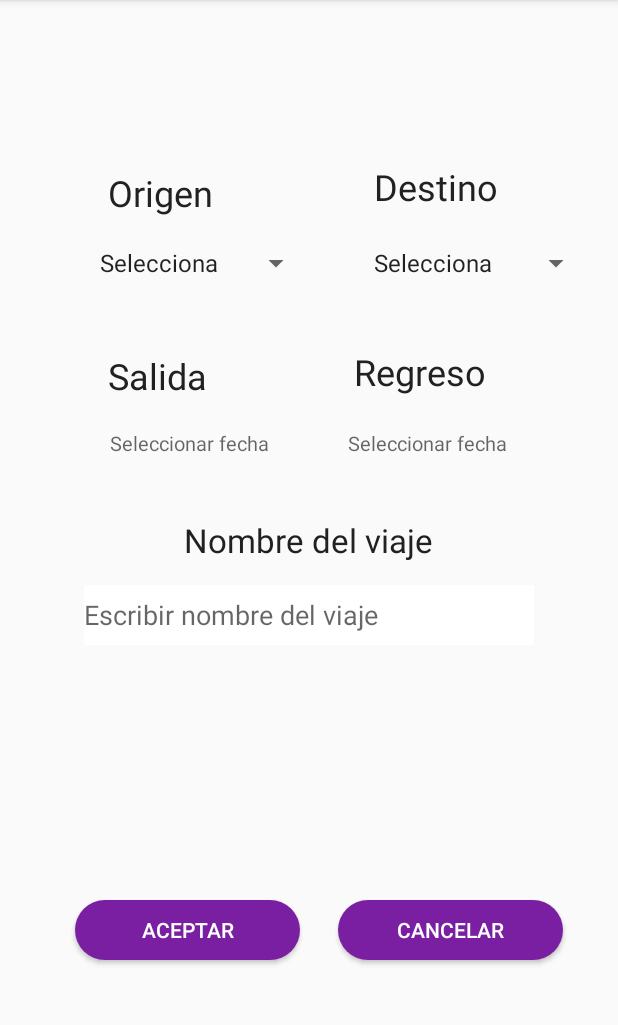
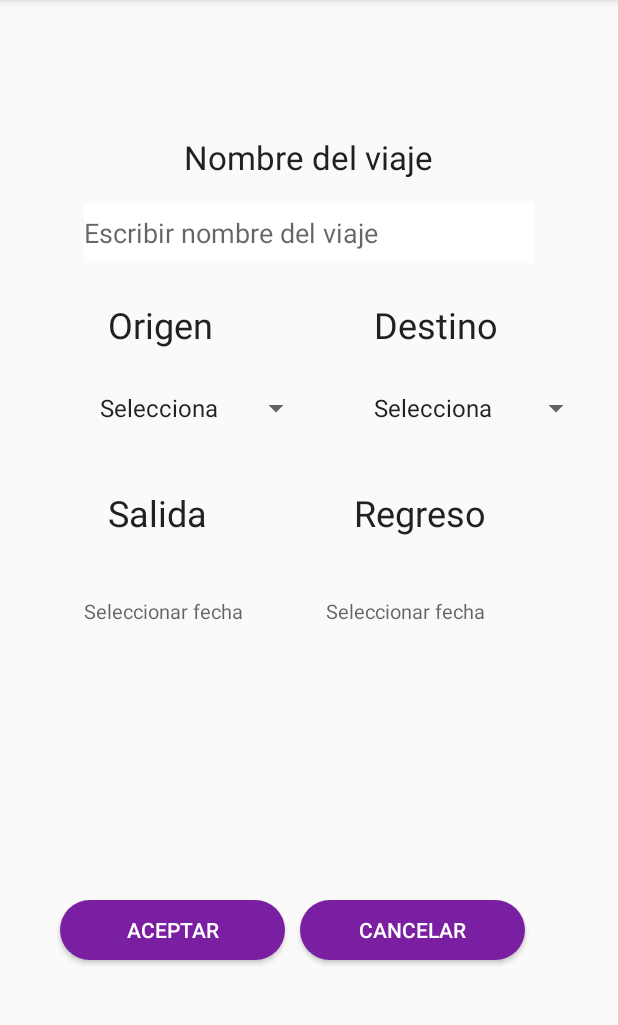
Before and after one commit to ferals26/Travel_Time, an Android app: the screen it shows after launch (MainActivity), on a phone screen of 412 x 824 dp, the part 84-1109 px from its top. Run offline under Robolectric (Android 15) with nearby library versions, the phone set to English and light mode, and no system bars.

Commit message:
modificaciones del diseño

```diff
--- a/app/src/main/res/layout/activity_main.xml
+++ b/app/src/main/res/layout/activity_main.xml
@@ -16,11 +16,11 @@
         android:layout_alignParentLeft="true"
         android:layout_alignParentEnd="true"
         android:layout_alignParentRight="true"
-        android:layout_marginStart="232dp"
-        android:layout_marginLeft="232dp"
-        android:layout_marginTop="19dp"
-        android:layout_marginEnd="41dp"
-        android:layout_marginRight="41dp"
+        android:layout_marginStart="217dp"
+        android:layout_marginLeft="217dp"
+        android:layout_marginTop="40dp"
+        android:layout_marginEnd="56dp"
+        android:layout_marginRight="56dp"
         android:hint="Seleccionar fecha"
         android:textSize="13sp" />
 
@@ -32,7 +32,7 @@
         android:layout_alignParentRight="true"
         android:layout_marginStart="94dp"
         android:layout_marginLeft="94dp"
-        android:layout_marginTop="231dp"
+        android:layout_marginTop="325dp"
         android:layout_marginRight="13dp"
         android:layout_toEndOf="@+id/textView2"
         android:layout_toRightOf="@+id/textView2"
@@ -52,7 +52,7 @@
         android:layout_alignParentTop="true"
         android:layout_marginStart="72dp"
         android:layout_marginLeft="72dp"
-        android:layout_marginTop="234dp"
+        android:layout_marginTop="325dp"
         android:text="Salida"
         android:textColor="@color/texoprimario"
         android:textSize="24sp"
@@ -71,7 +71,7 @@
         android:layout_alignParentRight="true"
         android:layout_marginStart="107dp"
         android:layout_marginLeft="107dp"
-        android:layout_marginTop="108dp"
+        android:layout_marginTop="200dp"
         android:layout_marginRight="-37dp"
         android:layout_toEndOf="@+id/textView2"
         android:layout_toRightOf="@+id/textView2"
@@ -91,7 +91,7 @@
         android:layout_alignParentTop="true"
         android:layout_marginStart="72dp"
         android:layout_marginLeft="31dp"
-        android:layout_marginTop="112dp"
+        android:layout_marginTop="200dp"
         android:text="Origen"
         android:textColor="@color/texoprimario"
         android:textSize="24sp"
@@ -109,7 +109,7 @@
         android:layout_alignParentTop="true"
         android:layout_alignParentEnd="true"
         android:layout_alignParentRight="true"
-        android:layout_marginTop="163dp"
+        android:layout_marginTop="260dp"
         android:layout_marginEnd="204dp"
         android:layout_marginRight="204dp" />
 
@@ -120,7 +120,7 @@
         android:layout_alignParentTop="true"
         android:layout_alignParentEnd="true"
         android:layout_alignParentRight="true"
-        android:layout_marginTop="163dp"
+        android:layout_marginTop="260dp"
         android:layout_marginEnd="17dp"
         android:layout_marginRight="17dp" />
 
@@ -133,11 +133,11 @@
         android:layout_alignParentLeft="true"
         android:layout_alignParentEnd="true"
         android:layout_alignParentRight="true"
-        android:layout_marginStart="73dp"
-        android:layout_marginLeft="73dp"
-        android:layout_marginTop="19dp"
-        android:layout_marginEnd="200dp"
-        android:layout_marginRight="200dp"
+        android:layout_marginStart="56dp"
+        android:layout_marginLeft="56dp"
+        android:layout_marginTop="40dp"
+        android:layout_marginEnd="217dp"
+        android:layout_marginRight="217dp"
         android:hint="Seleccionar fecha"
         android:textSize="13sp" />
 
@@ -147,7 +147,7 @@
         android:layout_height="wrap_content"
         android:text="Nombre del viaje"
         android:layout_centerHorizontal="true"
-        android:layout_marginTop="345dp"
+        android:layout_marginTop="90dp"
         android:textSize="22sp"
         android:textColor="@color/texoprimario"
         />
@@ -156,7 +156,7 @@
         android:layout_width="300dp"
         android:layout_height="40dp"
         android:layout_centerHorizontal="true"
-        android:layout_marginTop="390dp"
+        android:layout_marginTop="135dp"
         android:hint="Escribir nombre del viaje"
         android:background="@drawable/edit_round"
         />
@@ -165,20 +165,20 @@
         android:id="@+id/button"
         android:layout_width="150dp"
         android:layout_height="40dp"
-        android:layout_marginLeft="50dp"
+        android:layout_marginLeft="40dp"
         android:layout_marginTop="600dp"
+        android:background="@drawable/custom_buttom"
         android:text="Aceptar"
-        android:textColor="#FFFFFF"
-        android:background="@drawable/custom_buttom"
-        />
+        android:textColor="#FFFFFF" />
+
     <Button
         android:id="@+id/button1"
         android:layout_width="150dp"
         android:layout_height="40dp"
-        android:layout_marginLeft="225dp"
+        android:layout_marginLeft="200dp"
         android:layout_marginTop="600dp"
+        android:background="@drawable/custom_buttom"
         android:text="Cancelar"
-        android:background="@drawable/custom_buttom"
         android:textColor="#FFFFFF"
         tools:ignore="DuplicateIds" />
 </RelativeLayout>
```
Also changed, not shown: app/src/main/res/layout/activity_tuviaje.xml (+16 -16 lines).
